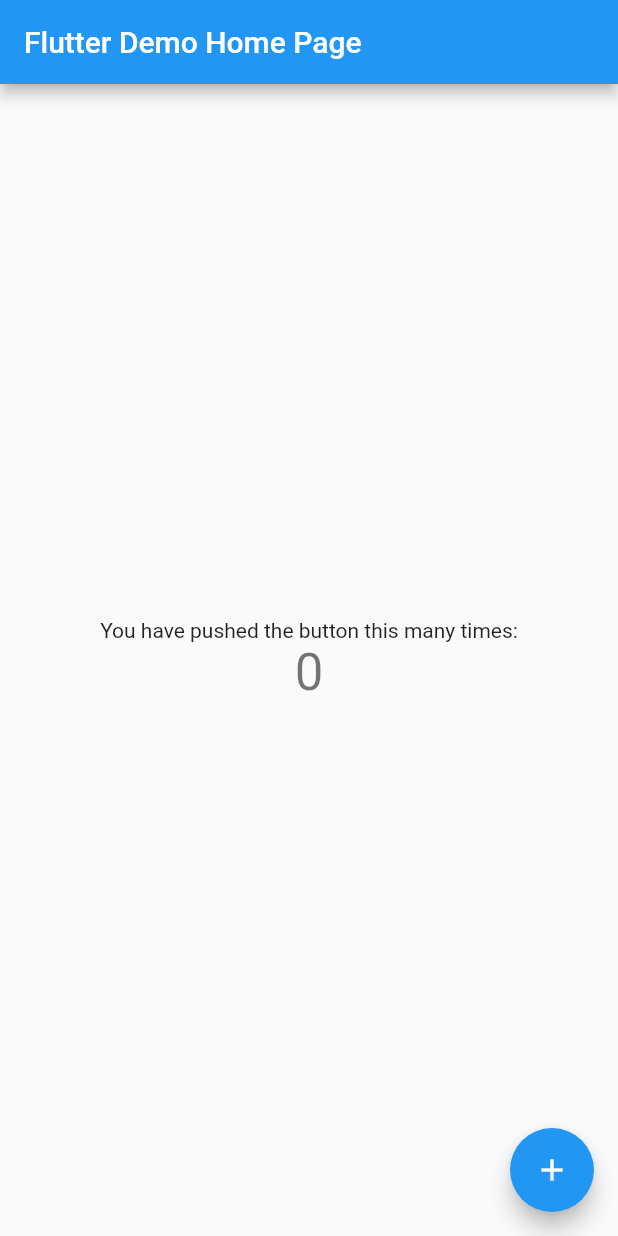
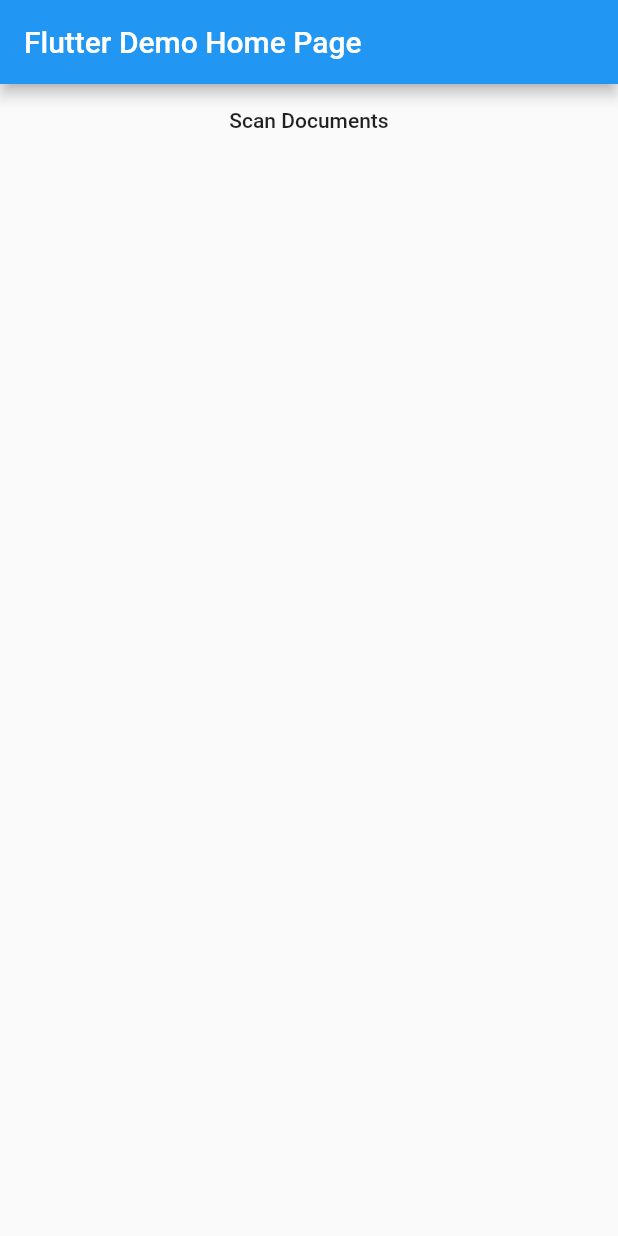
Before and after one commit to baristikir/flutter-swift-documentscan, a Flutter app: the screen it shows after launch, on a phone screen of 412 x 824 dp. Run offline on Flutter 3.47's test engine with Material 2 defaults, Android fonts, the phone set to English and light mode, and no system bars.

Commit message:
Dart Side Refactoring

```diff
--- a/lib/main.dart
+++ b/lib/main.dart
@@ -1,3 +1,5 @@
+import 'dart:math';
+
 import 'package:flutter/material.dart';
 import 'package:flutter/services.dart';
 
@@ -26,10 +28,6 @@ class MyApp extends StatelessWidget {
 class MyHomePage extends StatefulWidget {
   MyHomePage({Key key, this.title}) : super(key: key);
 
-  // This widget is the home page of your application. It is stateful, meaning
-  // that it has a State object (defined below) that contains fields that affect
-  // how it looks.
-
   // This class is the configuration for the state. It holds the values (in this
   // case the title) provided by the parent (in this case the App widget) and
   // used by the build method of the State. Fields in a Widget subclass are
@@ -42,20 +40,29 @@ class MyHomePage extends StatefulWidget {
 }
 
 class _MyHomePageState extends State<MyHomePage> {
+  // Prefix Domain for iOS MethodChannel
   static const platform =
       const MethodChannel("com.flutter.baristikir/baristikir");
-  int _counter = 0;
 
-  void _scanDocument() async {
-    List<dynamic> val;
+  // States & Data Outputs
+  bool _scanning = false;
+  String _exception;
+  List<dynamic> _documents;
+
+  // Method for calling Scan MethodChannel
+  Future<List<String>> _scanDocument() async {
+    // Storing Scanned images here
+    List<dynamic> images;
 
     try {
-      val = await platform.invokeMethod("ScanDocument");
+      // Invoke Method Channel for Swift
+      images = await platform.invokeMethod("ScanDocument");
     } catch (e) {
       print(e);
+      return e;
     }
 
-    print(val.length);
+    return images.map((e) => e.toString()).toList();
   }
 
   @override
@@ -70,27 +77,48 @@ class _MyHomePageState extends State<MyHomePage> {
       appBar: AppBar(
         title: Text(widget.title),
       ),
-      body: Center(
-        child: Column(
-          mainAxisAlignment: MainAxisAlignment.center,
-          children: <Widget>[
-            Text(
-              'You have pushed the button this many times:',
+      body: Column(
+        textDirection: TextDirection.ltr,
+        mainAxisAlignment: MainAxisAlignment.start,
+        crossAxisAlignment: CrossAxisAlignment.stretch,
+        children: [
+          if (_scanning == false)
+            FlatButton(
+              onPressed: () async {
+                setState(() {
+                  _scanning = true;
+                });
+                try {
+                  final documents = await _scanDocument();
+                  setState(() async {
+                    _documents = documents;
+                  });
+                } catch (e) {
+                  setState(() {
+                    _exception = e;
+                  });
+                  print(_exception);
+                }
+                setState(() {
+                  _scanning = false;
+                });
+              },
+              child: Text("Scan Documents"),
             ),
-            Text(
-              '$_counter',
-              style: Theme.of(context).textTheme.headline4,
-            ),
-          ],
-        ),
+        ],
       ),
-      floatingActionButton: FloatingActionButton(
-        onPressed: () {
-          _scanDocument();
-        },
-        tooltip: 'Increment',
-        child: Icon(Icons.add),
-      ), // This trailing comma makes auto-formatting nicer for build methods.
+      // floatingActionButton: FloatingActionButton(
+      //   onPressed: () async {
+      //     if (_scanning == false) {
+      //       setState(() {
+      //         _scanning = true;
+      //       });
+      //       _scanDocument();
+      //     }
+      //   },
+      //   tooltip: 'Scan',
+      //   child: Icon(Icons.add),
+      // ), // This trailing comma makes auto-formatting nicer for build methods.
     );
   }
 }
```
